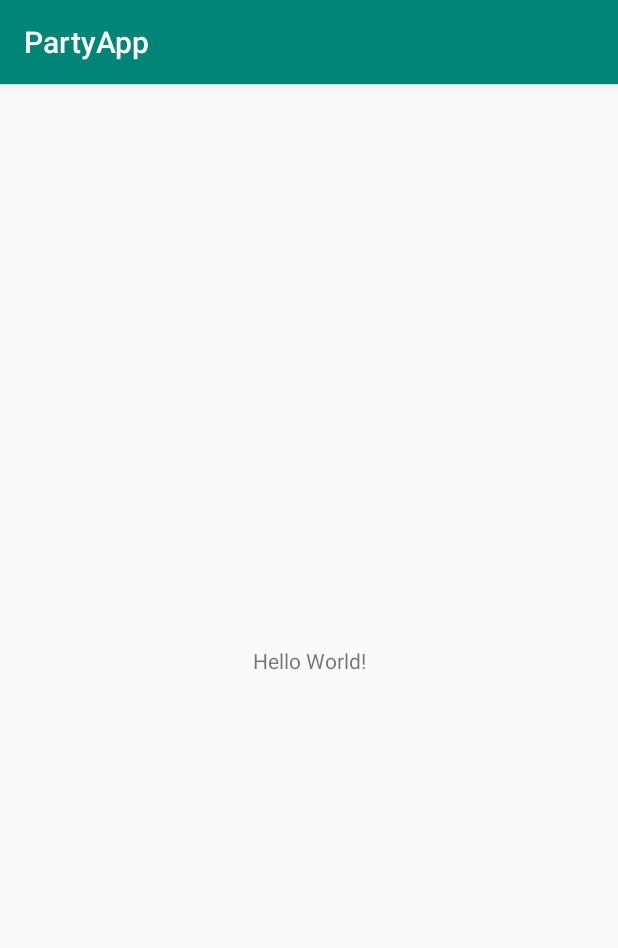
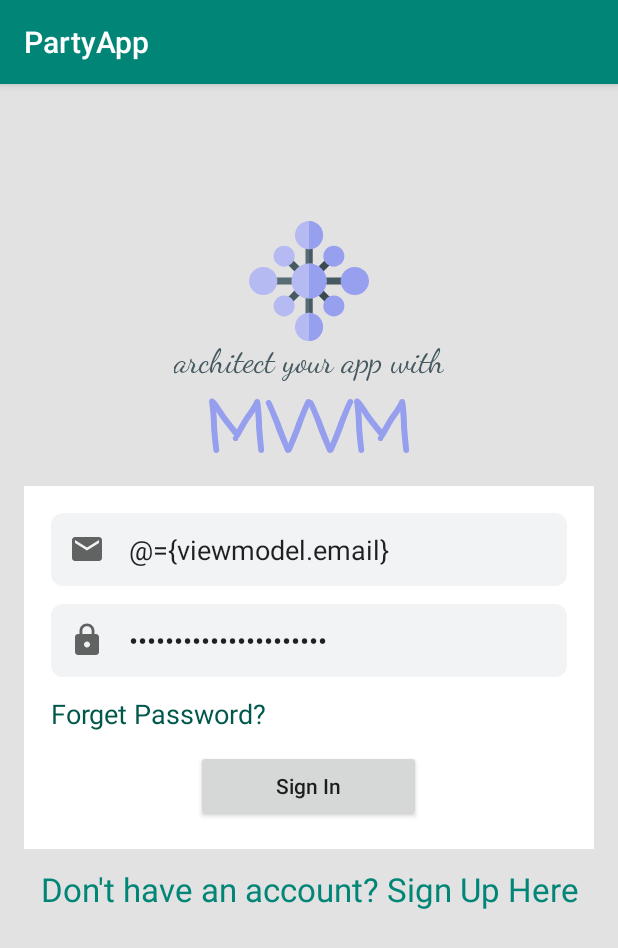
Before and after one commit to jonathan1978/party-app, an Android app: the screen it shows after launch (MainActivity before the commit, LoginActivity after it), on a phone screen of 412 x 824 dp. Shown: the top 948 px of the screen. Run offline under Robolectric (Android 15) with nearby library versions, the phone set to English and light mode, and no system bars.

Commit message:
Setup Project

```diff
--- a/app/src/main/AndroidManifest.xml
+++ b/app/src/main/AndroidManifest.xml
@@ -9,13 +9,14 @@
         android:roundIcon="@mipmap/ic_launcher_round"
         android:supportsRtl="true"
         android:theme="@style/AppTheme">
-        <activity android:name=".MainActivity">
+        <activity android:name=".ui.auth.LoginActivity">
             <intent-filter>
                 <action android:name="android.intent.action.MAIN" />
 
                 <category android:name="android.intent.category.LAUNCHER" />
             </intent-filter>
         </activity>
+        <activity android:name=".ui.auth.SignupActivity"/>
     </application>
 
 </manifest>
--- /dev/null
+++ b/app/src/main/java/com/creativeapps/partyapp/ui/auth/LoginActivity.kt
@@ -0,0 +1,12 @@
+package com.creativeapps.partyapp.ui.auth
+
+import android.os.Bundle
+import androidx.appcompat.app.AppCompatActivity
+import com.creativeapps.partyapp.R
+
+class LoginActivity : AppCompatActivity() {
+    override fun onCreate(savedInstanceState: Bundle?) {
+        super.onCreate(savedInstanceState)
+        setContentView(R.layout.activity_login)
+    }
+}
--- /dev/null
+++ b/app/src/main/res/drawable/edit_text_round_gray_background.xml
@@ -0,0 +1,12 @@
+<?xml version="1.0" encoding="utf-8"?>
+<shape xmlns:android="http://schemas.android.com/apk/res/android"
+    android:shape="rectangle" android:padding="10dp">
+
+    <solid android:color="#f1f3f4"/>
+
+    <corners
+        android:bottomRightRadius="8dp"
+        android:bottomLeftRadius="8dp"
+        android:topLeftRadius="8dp"
+        android:topRightRadius="8dp"/>
+</shape>
--- /dev/null
+++ b/app/src/main/res/drawable/ic_app_logo.xml
@@ -0,0 +1,25 @@
+<vector android:height="24dp" android:viewportHeight="512"
+    android:viewportWidth="512" android:width="24dp" xmlns:android="http://schemas.android.com/apk/res/android">
+    <path android:fillColor="#3b4a51" android:pathData="m309.027,287.813 l42.438,42.438 -21.211,21.211 -42.438,-42.438zM309.027,287.813"/>
+    <path android:fillColor="#3b4a51" android:pathData="m330.25,160.535 l21.211,21.211 -42.434,42.434 -21.211,-21.211zM330.25,160.535"/>
+    <path android:fillColor="#465a61" android:pathData="m181.746,160.535 l42.438,42.434 -21.211,21.211 -42.438,-42.434zM181.746,160.535"/>
+    <path android:fillColor="#465a61" android:pathData="m202.973,287.813 l21.211,21.211 -42.434,42.438 -21.211,-21.211zM202.973,287.813"/>
+    <path android:fillColor="#465a61" android:pathData="m312.5,241h93.5v30h-93.5zM312.5,241"/>
+    <path android:fillColor="#596c76" android:pathData="m241,106h30v90h-30zM241,106"/>
+    <path android:fillColor="#465a61" android:pathData="m256,106h15v90h-15zM256,106"/>
+    <path android:fillColor="#596c76" android:pathData="m106,241h90v30h-90zM106,241"/>
+    <path android:fillColor="#596c76" android:pathData="m241,316h30v90h-30zM241,316"/>
+    <path android:fillColor="#465a61" android:pathData="m256,316h15v90h-15zM256,316"/>
+    <path android:fillColor="#b5baf3" android:pathData="m256,181c-41.398,0 -75,33.602 -75,75s33.602,75 75,75 75,-33.602 75,-75 -33.602,-75 -75,-75zM256,181"/>
+    <path android:fillColor="#979fef" android:pathData="m451,316c-33.09,0 -60,-26.91 -60,-60s26.91,-60 60,-60 61,26.91 61,60 -27.91,60 -61,60zM451,316"/>
+    <path android:fillColor="#b5baf3" android:pathData="m61,316c-33.09,0 -61,-26.91 -61,-60s27.91,-60 61,-60 60,26.91 60,60 -26.91,60 -60,60zM61,316"/>
+    <path android:fillColor="#b5baf3" android:pathData="m256,391c-33,0 -60,28 -60,61s27,60 60,60 60,-27 60,-60 -27,-61 -60,-61zM256,391"/>
+    <path android:fillColor="#b5baf3" android:pathData="m256,0c-33,0 -60,28 -60,61s27,60 60,60 60,-27 60,-60 -27,-61 -60,-61zM256,0"/>
+    <path android:fillColor="#979fef" android:pathData="m330.238,181.746c-17.488,-17.488 -17.652,-45.949 0,-63.633 16.977,-16.992 46.641,-16.992 63.648,0 17.629,17.633 17.543,46.102 0,63.648 -17.645,17.609 -46.102,17.531 -63.648,-0.016zM330.238,181.746"/>
+    <path android:fillColor="#b5baf3" android:pathData="m118.113,393.887c-17.633,-17.633 -17.547,-46.102 0,-63.648 17.023,-17.008 46.672,-16.961 63.648,0.016 17.543,17.543 17.602,46.016 -0.016,63.633 -17.531,17.563 -46.016,17.617 -63.633,0zM118.113,393.887"/>
+    <path android:fillColor="#979fef" android:pathData="m330.238,393.887c-17.613,-17.645 -17.531,-46.102 0.016,-63.648 16.945,-16.949 46.598,-17.008 63.633,0 17.563,17.566 17.617,46.031 0,63.648 -17.633,17.633 -46.102,17.547 -63.648,0zM330.238,393.887"/>
+    <path android:fillColor="#b5baf3" android:pathData="m118.113,181.746c-17.563,-17.531 -17.617,-46.016 0,-63.633 16.992,-16.992 46.672,-16.992 63.648,0 17.602,17.633 17.547,46.086 -0.016,63.648 -17.543,17.543 -46.016,17.602 -63.633,-0.016zM118.113,181.746"/>
+    <path android:fillColor="#979fef" android:pathData="m316,452c0,33 -27,60 -60,60v-121c33,0 60,28 60,61zM316,452"/>
+    <path android:fillColor="#979fef" android:pathData="m256,121v-121c33,0 60,28 60,61s-27,60 -60,60zM256,121"/>
+    <path android:fillColor="#979fef" android:pathData="m256,331v-150c41.398,0 75,33.602 75,75s-33.602,75 -75,75zM256,331"/>
+</vector>
--- /dev/null
+++ b/app/src/main/res/drawable/ic_email.xml
@@ -0,0 +1,5 @@
+<vector android:height="24dp" android:tint="#616363"
+    android:viewportHeight="24.0" android:viewportWidth="24.0"
+    android:width="24dp" xmlns:android="http://schemas.android.com/apk/res/android">
+    <path android:fillColor="#FF000000" android:pathData="M20,4L4,4c-1.1,0 -1.99,0.9 -1.99,2L2,18c0,1.1 0.9,2 2,2h16c1.1,0 2,-0.9 2,-2L22,6c0,-1.1 -0.9,-2 -2,-2zM20,8l-8,5 -8,-5L4,6l8,5 8,-5v2z"/>
+</vector>
--- /dev/null
+++ b/app/src/main/res/drawable/ic_lock.xml
@@ -0,0 +1,5 @@
+<vector android:height="24dp" android:tint="#616363"
+    android:viewportHeight="24.0" android:viewportWidth="24.0"
+    android:width="24dp" xmlns:android="http://schemas.android.com/apk/res/android">
+    <path android:fillColor="#FF000000" android:pathData="M18,8h-1L17,6c0,-2.76 -2.24,-5 -5,-5S7,3.24 7,6v2L6,8c-1.1,0 -2,0.9 -2,2v10c0,1.1 0.9,2 2,2h12c1.1,0 2,-0.9 2,-2L20,10c0,-1.1 -0.9,-2 -2,-2zM12,17c-1.1,0 -2,-0.9 -2,-2s0.9,-2 2,-2 2,0.9 2,2 -0.9,2 -2,2zM15.1,8L8.9,8L8.9,6c0,-1.71 1.39,-3.1 3.1,-3.1 1.71,0 3.1,1.39 3.1,3.1v2z"/>
+</vector>
--- /dev/null
+++ b/app/src/main/res/drawable/ic_name.xml
@@ -0,0 +1,5 @@
+<vector android:height="24dp" android:tint="#616363"
+    android:viewportHeight="24.0" android:viewportWidth="24.0"
+    android:width="24dp" xmlns:android="http://schemas.android.com/apk/res/android">
+    <path android:fillColor="#FF000000" android:pathData="M3,5v14c0,1.1 0.89,2 2,2h14c1.1,0 2,-0.9 2,-2L21,5c0,-1.1 -0.9,-2 -2,-2L5,3c-1.11,0 -2,0.9 -2,2zM15,9c0,1.66 -1.34,3 -3,3s-3,-1.34 -3,-3 1.34,-3 3,-3 3,1.34 3,3zM6,17c0,-2 4,-3.1 6,-3.1s6,1.1 6,3.1v1L6,18v-1z"/>
+</vector>
--- /dev/null
+++ b/app/src/main/res/layout/activity_login.xml
@@ -0,0 +1,128 @@
+<?xml version="1.0" encoding="utf-8"?>
+<androidx.coordinatorlayout.widget.CoordinatorLayout
+    xmlns:android="http://schemas.android.com/apk/res/android"
+    xmlns:tools="http://schemas.android.com/tools"
+    xmlns:app="http://schemas.android.com/apk/res-auto"
+    android:layout_width="match_parent"
+    android:background="#E2E2E2"
+    android:layout_height="match_parent"
+    tools:context=".ui.auth.LoginActivity">
+
+
+    <RelativeLayout
+        android:padding="16dp"
+        android:layout_width="match_parent"
+        android:layout_height="wrap_content">
+
+        <ImageView
+            android:layout_marginTop="75dp"
+            android:id="@+id/image_view_logo"
+            android:layout_centerHorizontal="true"
+            android:background="@drawable/ic_app_logo"
+            android:layout_width="80dp"
+            android:layout_height="80dp"
+            android:contentDescription="@string/txt_logo" />
+
+        <LinearLayout
+            android:id="@+id/linearLayout1"
+            android:layout_below="@id/image_view_logo"
+            android:orientation="vertical"
+            android:layout_width="match_parent"
+            android:layout_height="wrap_content">
+
+            <TextView
+                android:layout_gravity="center_horizontal"
+                android:text="@string/txt_architect"
+                android:layout_width="wrap_content"
+                android:layout_height="wrap_content"
+                android:textAppearance="@style/TextAppearance.AppCompat.Large" app:fontFamily="cursive"
+                android:textColor="#465A61"/>
+
+            <TextView
+                android:layout_gravity="center_horizontal"
+                android:text="@string/txt_mvvm"
+                android:layout_width="wrap_content"
+                android:layout_height="wrap_content"
+                android:textAppearance="@style/TextAppearance.AppCompat.Display2"
+                app:fontFamily="casual" android:textStyle="bold" android:textAllCaps="false"
+                android:typeface="monospace" android:textColor="#969EEE"/>
+
+        </LinearLayout>
+
+        <LinearLayout
+            android:id="@+id/linearLayout2"
+            android:padding="18dp"
+            android:background="#ffffff"
+            android:layout_below="@id/linearLayout1"
+            android:orientation="vertical"
+            android:layout_width="match_parent"
+            android:layout_height="wrap_content">
+
+            <EditText
+                android:text="@={viewmodel.email}"
+                android:hint="@string/txt_email"
+                android:inputType="textEmailAddress"
+                android:drawablePadding="16dp"
+                android:drawableLeft="@drawable/ic_email"
+                android:background="@drawable/edit_text_round_gray_background"
+                android:layout_width="match_parent"
+                android:padding="12dp"
+                android:layout_marginBottom="12dp"
+                android:layout_height="match_parent"
+                android:drawableStart="@drawable/ic_email"
+                android:importantForAutofill="no" />
+
+            <EditText
+                android:text="@={viewmodel.password}"
+                android:inputType="textPassword"
+                android:hint="@string/txt_password"
+                android:drawablePadding="16dp"
+                android:drawableLeft="@drawable/ic_lock"
+                android:background="@drawable/edit_text_round_gray_background"
+                android:layout_width="match_parent"
+                android:layout_marginBottom="12dp"
+                android:padding="12dp"
+                android:layout_height="match_parent"
+                android:drawableStart="@drawable/ic_lock"
+                android:importantForAutofill="no" />
+
+            <TextView
+                android:textColor="@color/colorPrimaryDark"
+                android:layout_marginBottom="12dp"
+                android:textAppearance="@style/TextAppearance.AppCompat.Medium"
+                android:text="@string/txt_forget_password"
+                android:layout_width="wrap_content"
+                android:layout_height="wrap_content"/>
+
+            <Button
+                android:layout_gravity="center_horizontal"
+                android:textAllCaps="false"
+                android:text="@string/txt_sign_in"
+                android:onClick="@{viewmodel::onLoginButtonClicked}"
+                android:layout_width="150dp"
+                android:layout_height="wrap_content"/>
+
+        </LinearLayout>
+
+        <TextView
+            android:layout_marginTop="12dp"
+            android:textColor="@color/colorPrimary"
+            android:layout_centerHorizontal="true"
+            android:textAppearance="@style/TextAppearance.AppCompat.Large"
+            android:layout_below="@id/linearLayout2"
+            android:textAlignment="center"
+            android:text="@string/txt_no_account"
+            android:layout_width="wrap_content"
+            android:layout_height="wrap_content"/>
+
+    </RelativeLayout>
+
+    <ProgressBar
+        android:visibility="invisible"
+        android:id="@+id/progress_bar"
+        android:layout_gravity="center_horizontal|center_vertical"
+        android:layout_width="wrap_content"
+        android:layout_height="wrap_content"/>
+
+
+</androidx.coordinatorlayout.widget.CoordinatorLayout>
--- a/app/src/main/res/values/strings.xml
+++ b/app/src/main/res/values/strings.xml
@@ -1,3 +1,13 @@
 <resources>
     <string name="app_name">PartyApp</string>
+    <string name="txt_architect">architect your app with</string>
+    <string name="txt_mvvm">MVVM</string>
+    <string name="txt_email">shandonjoe@gmail.com</string>
+    <string name="txt_logo">App Logo</string>
+    <string name="txt_password">password</string>
+    <string name="txt_forget_password">Forget Password?</string>
+    <string name="txt_no_account">Don\'t have an account? Sign Up Here</string>
+    <string name="txt_name">Jonathan Lawerh</string>
+    <string name="txt_confirm_password">confirm password</string>
+    <string name="txt_sign_in">Sign In</string>
 </resources>
--- a/build.gradle
+++ b/build.gradle
@@ -1,6 +1,7 @@
 // Top-level build file where you can add configuration options common to all sub-projects/modules.
 
 buildscript {
+    ext.kotlin_version = '1.3.60'
     repositories {
         google()
         jcenter()
@@ -8,9 +9,8 @@ buildscript {
     }
     dependencies {
         classpath 'com.android.tools.build:gradle:3.5.3'
-
-        // NOTE: Do not place your application dependencies here; they belong
-        // in the individual module build.gradle files
+        classpath "org.jetbrains.kotlin:kotlin-gradle-plugin:$kotlin_version"
+        classpath "androidx.navigation:navigation-safe-args-gradle-plugin:2.2.0-rc03"
     }
 }
 
--- a/gradle.properties
+++ b/gradle.properties
@@ -17,3 +17,4 @@ org.gradle.jvmargs=-Xmx1536m
 android.useAndroidX=true
 # Automatically convert third-party libraries to use AndroidX
 android.enableJetifier=true
+kapt.incremental.apt=true
```
Also changed, not shown: app/build.gradle (+41 -0 lines), app/src/main/java/com/creativeapps/partyapp/ui/auth/SignupActivity.kt (added, +12 -0 lines), app/src/main/res/layout/activity_signup.xml (added, +146 -0 lines).
